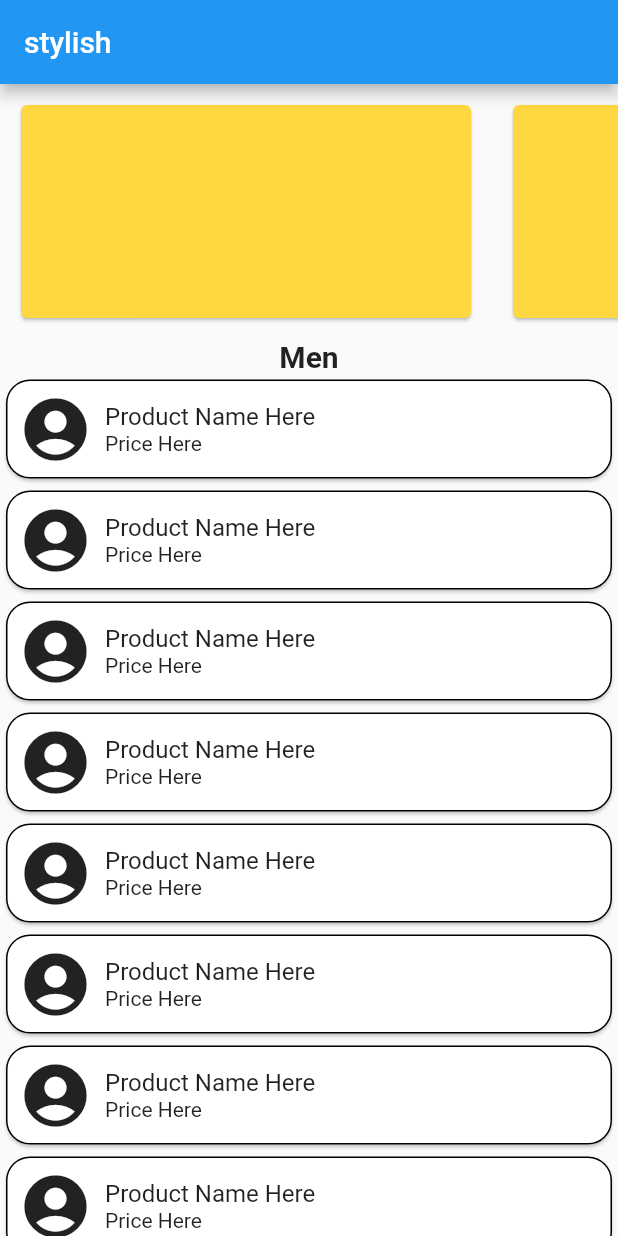
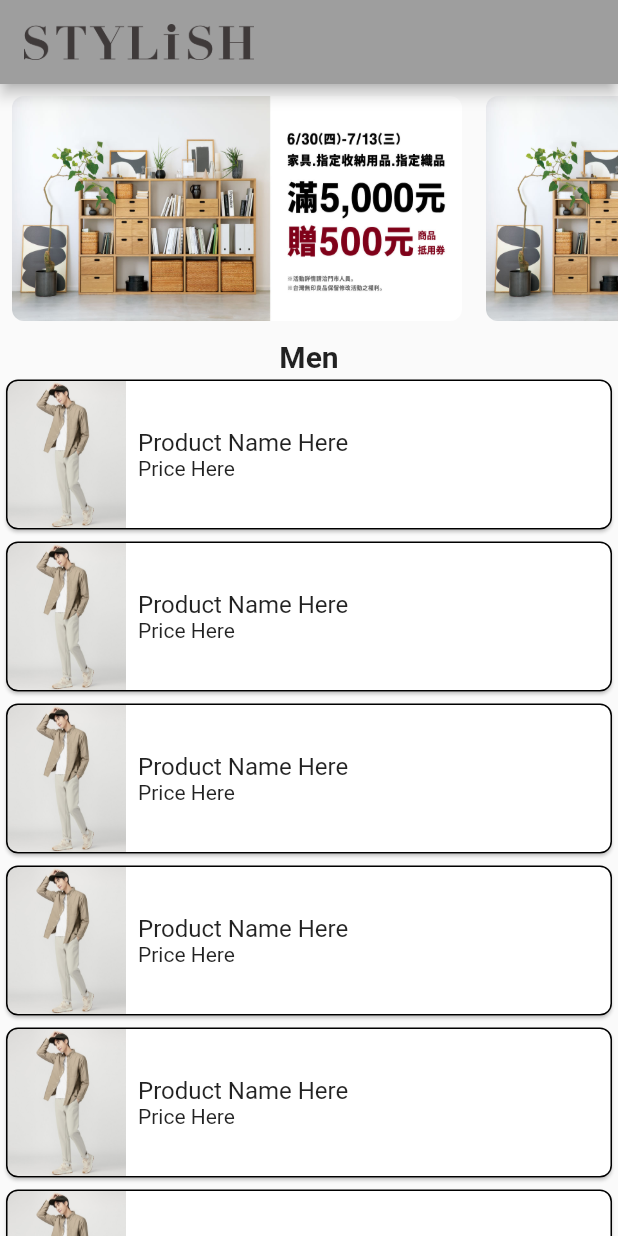
Before and after one commit to MicGun/Flutter-Stylish, a Flutter app: the screen it shows after launch, on a phone screen of 412 x 824 dp. Run offline on Flutter 3.47's test engine with Material 2 defaults, Android fonts, the phone set to English and light mode, and no system bars.

Commit message:
show item image with asset

```diff
--- a/stylish/lib/main.dart
+++ b/stylish/lib/main.dart
@@ -1,4 +1,3 @@
-import 'dart:ffi';
 
 import 'package:flutter/material.dart';
 
@@ -24,7 +23,7 @@ class MyApp extends StatelessWidget {
         // or simply save your changes to "hot reload" in a Flutter IDE).
         // Notice that the counter didn't reset back to zero; the application
         // is not restarted.
-        primarySwatch: Colors.blue,
+        primarySwatch: Colors.grey,
       ),
       home: const ProductsPage(),
     );
@@ -43,7 +42,7 @@ class _ProductsPage extends State<ProductsPage> {
   Widget build(BuildContext context) {
     return LayoutBuilder(builder: (context, constraints) {
       var webLayout = Scaffold(
-        appBar: AppBar(title: const Text('stylish')),
+        appBar: AppBar(title: Image.asset('images/stylish_logo02.png', height: 24, fit: BoxFit.fitHeight,)),
         body: Center(
             child: Column(
           mainAxisAlignment: MainAxisAlignment.center,
@@ -68,7 +67,7 @@ class _ProductsPage extends State<ProductsPage> {
                       Expanded(
                         child: ListView(
                           children: [
-                            for (var i = 0; i < 10; i++) ProductWidget()
+                            for (var i = 0; i < 10; i++) ProductWidget(src: 'images/men_clothes.jpg',)
                           ],
                         ),
                       )
@@ -80,12 +79,12 @@ class _ProductsPage extends State<ProductsPage> {
                       const Text(
                         style: TextStyle(
                             fontSize: 20, fontWeight: FontWeight.bold),
-                        'Male',
+                        'Women',
                       ),
                       Expanded(
                         child: ListView(
                           children: [
-                            for (var i = 0; i < 10; i++) ProductWidget()
+                            for (var i = 0; i < 10; i++) ProductWidget(src: 'images/women_clothes.jpg',)
                           ],
                         ),
                       ),
@@ -101,7 +100,7 @@ class _ProductsPage extends State<ProductsPage> {
                       Expanded(
                         child: ListView(
                           children: [
-                            for (var i = 0; i < 10; i++) ProductWidget()
+                            for (var i = 0; i < 10; i++) ProductWidget(src: 'images/accessories.jpg',)
                           ],
                         ),
                       ),
@@ -114,7 +113,7 @@ class _ProductsPage extends State<ProductsPage> {
         )),
       );
       var mobileLayout = Scaffold(
-        appBar: AppBar(title: const Text('stylish')),
+        appBar: AppBar(title: Image.asset('images/stylish_logo02.png', height: 24, fit: BoxFit.fitHeight,)),
         body: Center(
             child: Column(
           mainAxisAlignment: MainAxisAlignment.center,
@@ -139,7 +138,7 @@ class _ProductsPage extends State<ProductsPage> {
                       Expanded(
                         child: ListView(
                           children: [
-                            for (var i = 0; i < 10; i++) ProductWidget()
+                            for (var i = 0; i < 10; i++) ProductWidget(src: 'images/men_clothes.jpg',)
                           ],
                         ),
                       )
@@ -182,14 +181,7 @@ class _ProductsPage extends State<ProductsPage> {
           ],
         )),
       );
-      Scaffold layout;
-
-      if (constraints.maxWidth > 700) {
-        layout = webLayout;
-      } else {
-        layout = mobileLayout;
-      }
-      return layout;
+      return (constraints.maxWidth > 700) ? webLayout : mobileLayout;
     });
   }
 }
@@ -286,12 +278,38 @@ class ImageCard extends StatelessWidget {
   Widget build(BuildContext context) {
     // ignore: prefer_const_constructors
     return Padding(
-      padding: const EdgeInsets.all(10),
+      padding: const EdgeInsets.all(8.0),
+      child: Center(
+        child: Column(
+          children: [
+            const ClipRRect(
+              borderRadius: BorderRadius.only(
+                topLeft: Radius.circular(8.0),
+                topRight: Radius.circular(8.0),
+                bottomLeft: Radius.circular(8.0),
+                bottomRight: Radius.circular(8.0),
+              ),
+              child: Image(
+                image: AssetImage('images/muji_banner.jpg'),
+                fit: BoxFit.fill,
+                height: 150,
+                width: 300,
+              ),
+            )
+          ],
+        ),
+      ),
+    );
+  }
+
+  Padding placeholder() {
+    return const Padding(
+      padding: EdgeInsets.all(10),
       // ignore: prefer_const_constructors
       child: Card(
         color: Colors.amberAccent,
         borderOnForeground: true,
-        child: const SizedBox(
+        child: SizedBox(
           height: 150,
           width: 300,
         ),
@@ -301,18 +319,33 @@ class ImageCard extends StatelessWidget {
 }
 
 class ProductWidget extends StatelessWidget {
+  ProductWidget({super.key, required this.src});
+
+  String src;
+
   @override
   Widget build(BuildContext context) {
     return Card(
       shape: RoundedRectangleBorder(
         side: const BorderSide(color: Colors.black),
-        borderRadius: BorderRadius.circular(16),
+        borderRadius: BorderRadius.circular(8),
       ),
       child: Row(
         children: [
-          const Padding(
-            padding: EdgeInsets.all(8.0),
-            child: Icon(Icons.account_circle, size: 50),
+          ClipRRect(
+            borderRadius: BorderRadius.only(
+              topLeft: Radius.circular(8.0),
+              bottomLeft: Radius.circular(8.0),
+            ),
+            child: Image(
+              image: AssetImage(src),
+              fit: BoxFit.fill,
+              height: 100,
+              width: 80,
+            ),
+          ),
+          const SizedBox(
+            width: 8,
           ),
           Column(
             mainAxisSize: MainAxisSize.min,
```
Also changed, not shown: stylish/pubspec.yaml (+6 -3 lines), stylish/images/accessories.jpg (added), stylish/images/men_clothes.jpg (added), stylish/images/muji_banner.jpg (added), stylish/images/stylish_logo02.png (added), stylish/images/women_clothes.jpg (added), 1 other file.
